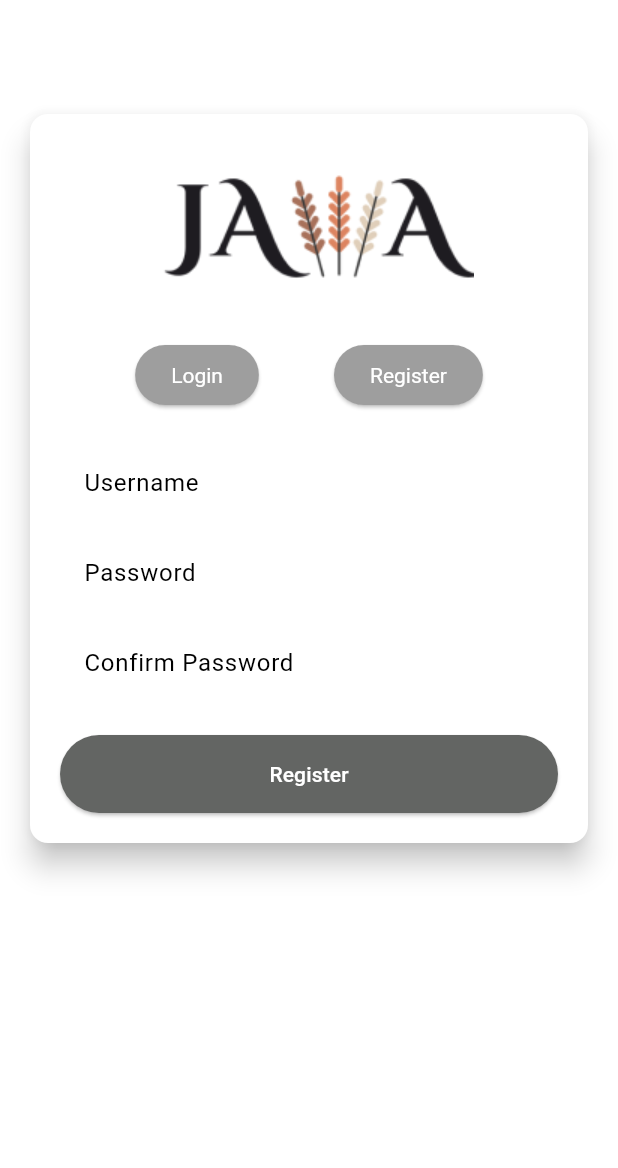
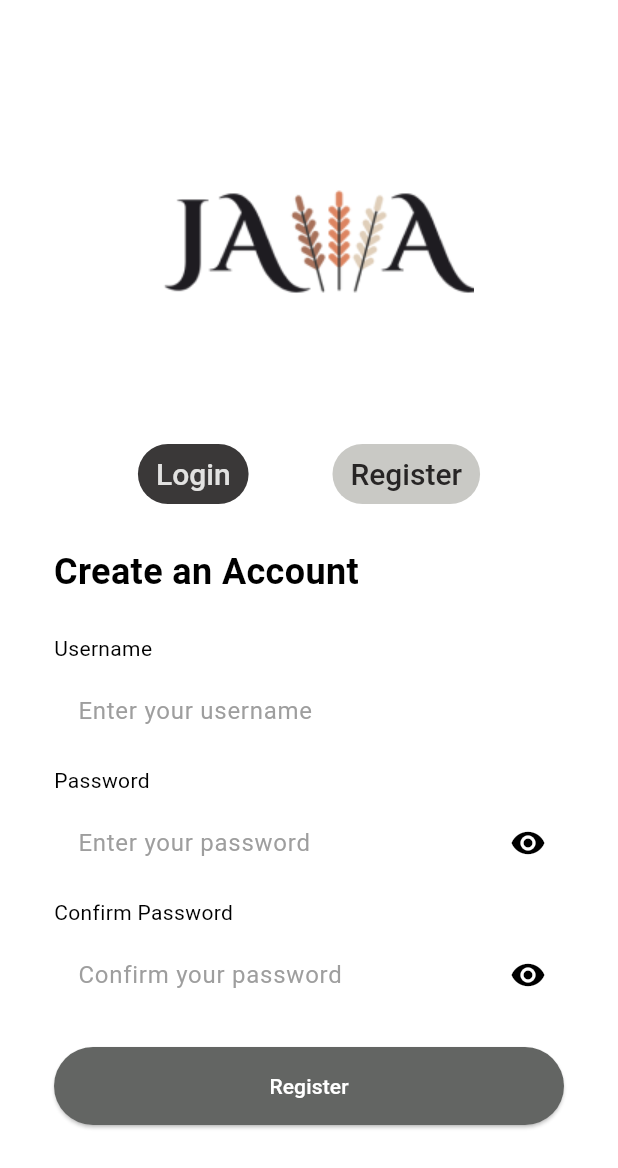
Before and after one commit to PbpIndexA/Jakarta-Wardrobe-Mobile, a Flutter app: the screen it shows after launch, after a tap on "Register", on a phone screen of 412 x 824 dp. Shown: the top 1168 px of the screen. Run offline on Flutter 3.47's test engine with Material 3 defaults, Android fonts, the phone set to English and light mode, and no system bars; missing offline and left inert: pbp_django_auth.

Commit message:
login page

```diff
--- a/lib/auth/screens/login.dart
+++ b/lib/auth/screens/login.dart
@@ -36,7 +36,11 @@ class LoginPage extends StatefulWidget {
 class _LoginPageState extends State<LoginPage> {
   final TextEditingController _usernameController = TextEditingController();
   final TextEditingController _passwordController = TextEditingController();
+  final TextEditingController _confirmPasswordController =
+      TextEditingController();
   bool _isLogin = true;
+  bool _obscurePassword = true;
+  bool _obscureConfirmPassword = true;
 
   @override
   Widget build(BuildContext context) {
@@ -49,60 +53,64 @@ class _LoginPageState extends State<LoginPage> {
         style: TextStyle(color: Colors.white),
       )),
       body: Container(
-        child: SingleChildScrollView(
+        child: Column(children: [
+          Image(
+            image: AssetImage('images/logo.png'),
+            height: 200,
+          ),
+          SingleChildScrollView(
             padding: const EdgeInsets.all(16.0),
-          child: Card(
-            elevation: 8,
-            shape: RoundedRectangleBorder(
-              borderRadius: BorderRadius.circular(12.0),
-            ),
+            child: Container(
               child: Padding(
                 padding: const EdgeInsets.all(20.0),
                 child: Column(
                   mainAxisSize: MainAxisSize.min,
                   children: [
-                  const Image(
-                    image: AssetImage('images/logo.png'),
-                    height: 100,
-                  ),
-                  const SizedBox(height: 30.0),
                     Row(
                       mainAxisAlignment: MainAxisAlignment.spaceEvenly,
                       children: [
-                      ElevatedButton(
+                        TextButton(
                           onPressed: () {
                             setState(() {
                               _isLogin = true;
                             });
                           },
-                        style: ElevatedButton.styleFrom(
-                          backgroundColor: _isLogin
-                              ? Color.fromARGB(255, 61, 61, 67)
-                              : Colors.grey,
-                          textStyle: TextStyle(
-                              color: const Color.fromARGB(255, 27, 26, 26)),
+                          style: TextButton.styleFrom(
+                            backgroundColor: !_isLogin
+                                ? const Color.fromARGB(255, 58, 56, 56)
+                                : const Color.fromARGB(255, 201, 201, 197),
+                            textStyle: TextStyle(),
                           ),
-                        child: const Text(
-                          'Login',
-                          style: TextStyle(color: Colors.white),
+                          child: Text('Login',
+                              style: TextStyle(
+                                color: !_isLogin
+                                    ? const Color.fromARGB(255, 226, 226, 225)
+                                    : const Color.fromARGB(255, 39, 37, 37),
+                                fontSize: 20.0,
+                                fontWeight: FontWeight.w500,
+                              )),
                         ),
-                      ),
-                      ElevatedButton(
+                        TextButton(
                           onPressed: () {
                             setState(() {
                               _isLogin = false;
                             });
                           },
-                        style: ElevatedButton.styleFrom(
-                          backgroundColor: _isLogin
-                              ? Color.fromARGB(255, 61, 61, 67)
-                              : Colors.grey,
-                          textStyle: TextStyle(
-                              color: const Color.fromARGB(255, 27, 26, 26)),
+                          style: TextButton.styleFrom(
+                            backgroundColor: !_isLogin
+                                ? const Color.fromARGB(255, 201, 201, 197)
+                                : const Color.fromARGB(255, 58, 56, 56),
+                            textStyle: TextStyle(),
                           ),
                           child: Text(
                             'Register',
-                          style: TextStyle(color: Colors.white),
+                            style: TextStyle(
+                              color: !_isLogin
+                                  ? const Color.fromARGB(255, 39, 37, 37)
+                                  : const Color.fromARGB(255, 226, 226, 225),
+                              fontSize: 20.0,
+                              fontWeight: FontWeight.w500,
+                            ),
                           ),
                         ),
                       ],
@@ -116,38 +124,56 @@ class _LoginPageState extends State<LoginPage> {
               ),
             ),
           ),
+        ]),
       ),
     );
   }
 
   Widget _buildLoginForm(CookieRequest request) {
     return Column(
+      crossAxisAlignment: CrossAxisAlignment.start,
       children: [
-        TextField(
+        const Text('Username'),
+        const SizedBox(height: 8.0),
+        TextFormField(
           controller: _usernameController,
           decoration: const InputDecoration(
-            labelText: 'Username',
             hintText: 'Enter your username',
+            hintStyle: TextStyle(color: Colors.grey),
             border: OutlineInputBorder(
                 borderRadius: BorderRadius.all(Radius.circular(12.0)),
-            ),
+                borderSide: BorderSide(
+                  color: Colors.grey,
+                  width: 2,
+                )),
             contentPadding:
                 EdgeInsets.symmetric(horizontal: 12.0, vertical: 8.0),
           ),
         ),
         const SizedBox(height: 12.0),
-        TextField(
+        const Text('Password'),
+        const SizedBox(height: 8.0),
+        TextFormField(
           controller: _passwordController,
-          decoration: const InputDecoration(
-            labelText: 'Password',
+          decoration: InputDecoration(
             hintText: 'Enter your password',
-            border: OutlineInputBorder(
+            hintStyle: const TextStyle(color: Colors.grey),
+            border: const OutlineInputBorder(
               borderRadius: BorderRadius.all(Radius.circular(12.0)),
             ),
             contentPadding:
-                EdgeInsets.symmetric(horizontal: 12.0, vertical: 8.0),
+                const EdgeInsets.symmetric(horizontal: 12.0, vertical: 8.0),
+            suffixIcon: IconButton(
+              icon: Icon(
+                  _obscurePassword ? Icons.visibility : Icons.visibility_off),
+              onPressed: () {
+                setState(() {
+                  _obscurePassword = !_obscurePassword;
+                });
+              },
             ),
-          obscureText: true,
+          ),
+          obscureText: _obscurePassword,
         ),
         const SizedBox(height: 24.0),
         ElevatedButton(
@@ -208,70 +234,79 @@ class _LoginPageState extends State<LoginPage> {
   }
 
   Widget _buildRegisterForm(CookieRequest request) {
-    final TextEditingController _usernameController = TextEditingController();
-    final TextEditingController _passwordController = TextEditingController();
-    final TextEditingController _confirmPasswordController =
-        TextEditingController();
-
     return Column(
+      crossAxisAlignment: CrossAxisAlignment.start,
       children: [
+        const Text(
+          'Create an Account',
+          style: TextStyle(fontSize: 24.0, fontWeight: FontWeight.bold),
+          textAlign: TextAlign.center,
+        ),
+        const SizedBox(height: 24.0),
+        const Text('Username'),
+        const SizedBox(height: 8.0),
         TextFormField(
           controller: _usernameController,
           decoration: const InputDecoration(
-            labelText: 'Username',
             hintText: 'Enter your username',
+            hintStyle: TextStyle(color: Colors.grey),
             border: OutlineInputBorder(
               borderRadius: BorderRadius.all(Radius.circular(12.0)),
             ),
             contentPadding:
                 EdgeInsets.symmetric(horizontal: 12.0, vertical: 8.0),
           ),
-          validator: (value) {
-            if (value == null || value.isEmpty) {
-              return 'Please enter your username';
-            }
-            return null;
-          },
         ),
         const SizedBox(height: 12.0),
+        const Text('Password'),
+        const SizedBox(height: 8.0),
         TextFormField(
           controller: _passwordController,
-          decoration: const InputDecoration(
-            labelText: 'Password',
+          decoration: InputDecoration(
             hintText: 'Enter your password',
-            border: OutlineInputBorder(
+            hintStyle: const TextStyle(color: Colors.grey),
+            border: const OutlineInputBorder(
               borderRadius: BorderRadius.all(Radius.circular(12.0)),
             ),
             contentPadding:
-                EdgeInsets.symmetric(horizontal: 12.0, vertical: 8.0),
-          ),
-          obscureText: true,
-          validator: (value) {
-            if (value == null || value.isEmpty) {
-              return 'Please enter your password';
-            }
-            return null;
+                const EdgeInsets.symmetric(horizontal: 12.0, vertical: 8.0),
+            suffixIcon: IconButton(
+              icon: Icon(
+                  _obscurePassword ? Icons.visibility : Icons.visibility_off),
+              onPressed: () {
+                setState(() {
+                  _obscurePassword = !_obscurePassword;
+                });
               },
             ),
+          ),
+          obscureText: _obscurePassword,
+        ),
         const SizedBox(height: 12.0),
+        const Text('Confirm Password'),
+        const SizedBox(height: 8.0),
         TextFormField(
           controller: _confirmPasswordController,
-          decoration: const InputDecoration(
-            labelText: 'Confirm Password',
+          decoration: InputDecoration(
             hintText: 'Confirm your password',
-            border: OutlineInputBorder(
+            hintStyle: const TextStyle(color: Colors.grey),
+            border: const OutlineInputBorder(
               borderRadius: BorderRadius.all(Radius.circular(12.0)),
             ),
             contentPadding:
-                EdgeInsets.symmetric(horizontal: 12.0, vertical: 8.0),
+                const EdgeInsets.symmetric(horizontal: 12.0, vertical: 8.0),
+            suffixIcon: IconButton(
+              icon: Icon(_obscureConfirmPassword
+                  ? Icons.visibility
+                  : Icons.visibility_off),
+              onPressed: () {
+                setState(() {
+                  _obscureConfirmPassword = !_obscureConfirmPassword;
+                });
+              },
             ),
-          obscureText: true,
-          validator: (value) {
-            if (value == null || value.isEmpty) {
-              return 'Please confirm your password';
-            }
-            return null;
-          },
+          ),
+          obscureText: _obscureConfirmPassword,
         ),
         const SizedBox(height: 24.0),
         ElevatedButton(
```
Lines whose indentation alone changed are shown as unchanged.
